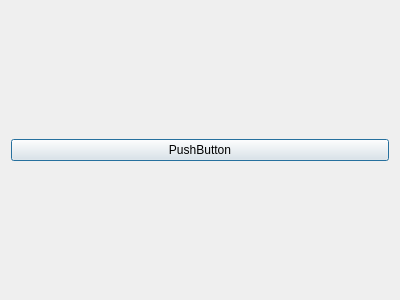
Above: ui/connectionsettings.ui from fearricepudding/ECUPWN_APP before the change. Below: the same form after it.
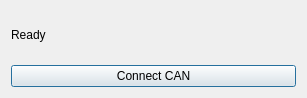
That is the form after the change.

Diff of the .ui file:
```diff
--- a/ui/connectionsettings.ui
+++ b/ui/connectionsettings.ui
@@ -6,8 +6,8 @@
    <rect>
     <x>0</x>
     <y>0</y>
-    <width>400</width>
-    <height>300</height>
+    <width>307</width>
+    <height>98</height>
    </rect>
   </property>
   <property name="windowTitle">
@@ -15,9 +15,16 @@
   </property>
   <layout class="QVBoxLayout" name="verticalLayout">
    <item>
-    <widget class="QPushButton" name="test">
+    <widget class="QLabel" name="status">
      <property name="text">
-      <string>PushButton</string>
+      <string>Ready</string>
+     </property>
+    </widget>
+   </item>
+   <item>
+    <widget class="QPushButton" name="connectBtn">
+     <property name="text">
+      <string>Connect CAN</string>
      </property>
     </widget>
    </item>
```
